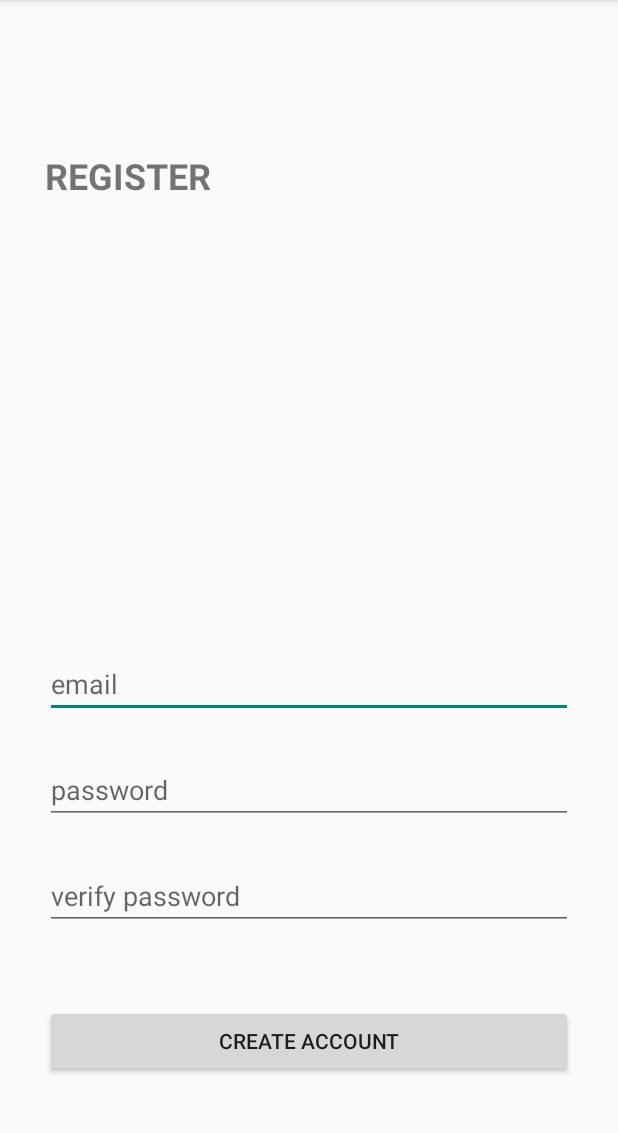
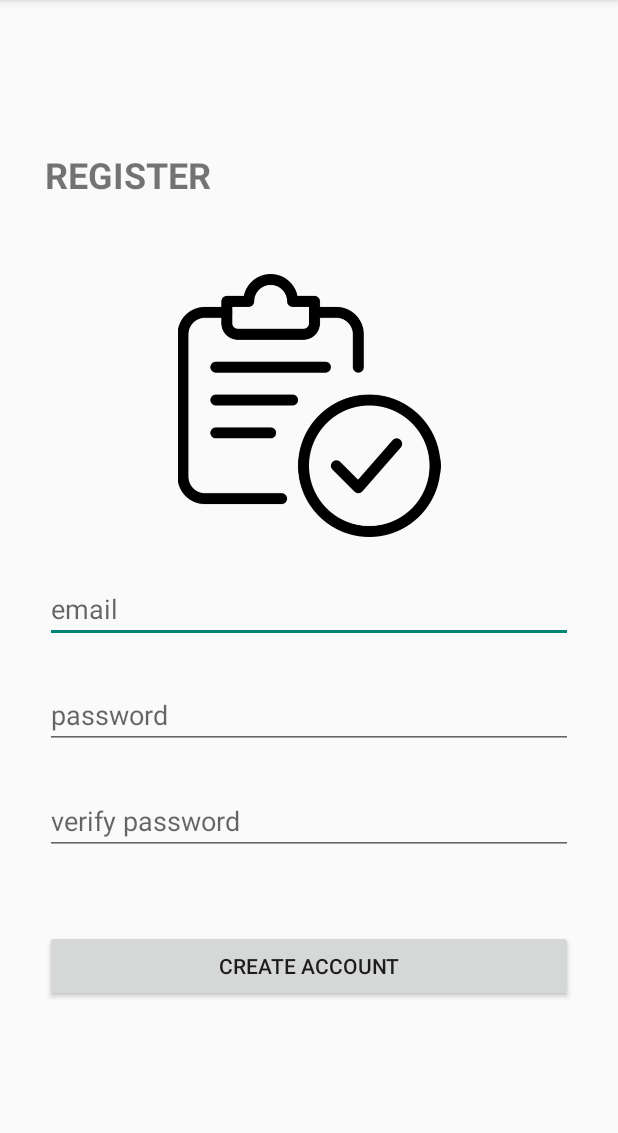
Before and after one commit to doanburak97/FitnessApplication, an Android app: the screen it shows after launch (RegisterActivity), after a tap on "Register", on a phone screen of 412 x 824 dp, the part 84-1217 px from its top. Run offline under Robolectric (Android 15) with nearby library versions, the phone set to English and light mode, and no system bars; our stand-ins replace Firebase (no records; nobody signed in at launch, a user with empty details on screens opened directly).

Commit message:
fourth commit

```diff
--- a/app/src/main/java/com/doanburak/fitnessapplication/LoginActivity.java
+++ b/app/src/main/java/com/doanburak/fitnessapplication/LoginActivity.java
@@ -19,7 +19,6 @@ import com.google.firebase.auth.FirebaseUser;
 public class LoginActivity extends AppCompatActivity {
 
     EditText et_email, et_password;
-    TextView tv_register;
 
     private FirebaseAuth mAuth;
 
--- a/app/src/main/res/layout/activity_login.xml
+++ b/app/src/main/res/layout/activity_login.xml
@@ -22,8 +22,8 @@
         <ImageView
             android:id="@+id/imageView"
             android:layout_width="match_parent"
-            android:layout_height="150sp"
-            android:src="@android:mipmap/sym_def_app_icon" />
+            android:layout_height="200sp"
+            app:srcCompat="@drawable/running" />
 
         <EditText
             android:id="@+id/et_email"
--- a/app/src/main/res/layout/activity_register.xml
+++ b/app/src/main/res/layout/activity_register.xml
@@ -11,20 +11,27 @@
         android:layout_height="wrap_content"
         android:layout_marginStart="30dp"
         android:layout_marginEnd="30dp"
-        android:layout_marginBottom="50dp"
         android:orientation="vertical"
         app:layout_constraintBottom_toBottomOf="parent"
         app:layout_constraintEnd_toEndOf="parent"
-        app:layout_constraintStart_toStartOf="parent">
+        app:layout_constraintStart_toStartOf="parent"
+        app:layout_constraintTop_toTopOf="parent">
 
         <TextView
             android:id="@+id/textView"
             android:layout_width="match_parent"
             android:layout_height="wrap_content"
-            android:layout_marginBottom="300sp"
+            android:layout_marginBottom="50sp"
             android:text="REGISTER"
             android:textSize="24sp"
             android:textStyle="bold" />
+
+        <ImageView
+            android:id="@+id/imageView2"
+            android:layout_width="match_parent"
+            android:layout_height="175sp"
+            android:layout_marginBottom="25sp"
+            app:srcCompat="@drawable/verify" />
 
         <EditText
             android:id="@+id/et_email"
```
Also changed, not shown: app/src/main/res/drawable/running.png (added), app/src/main/res/drawable/verify.png (added).
